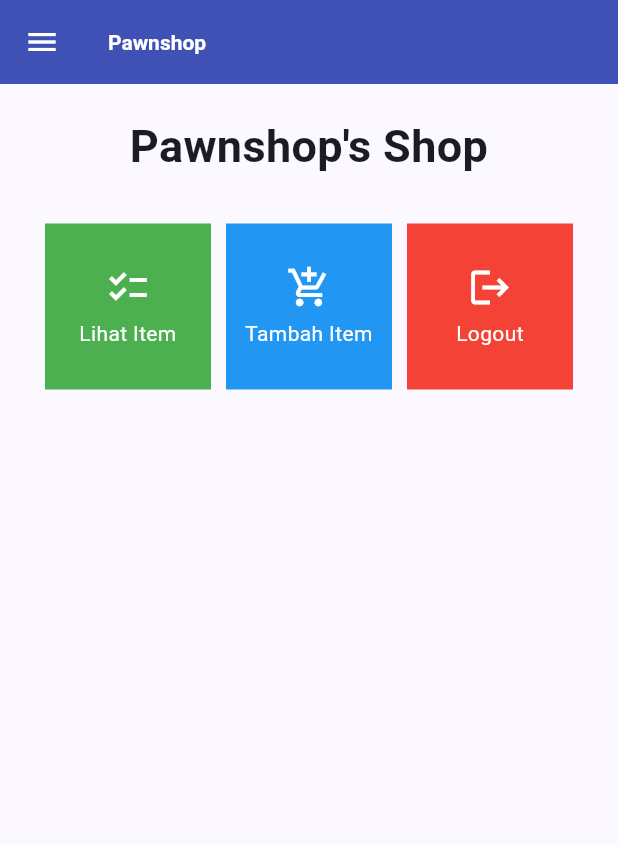
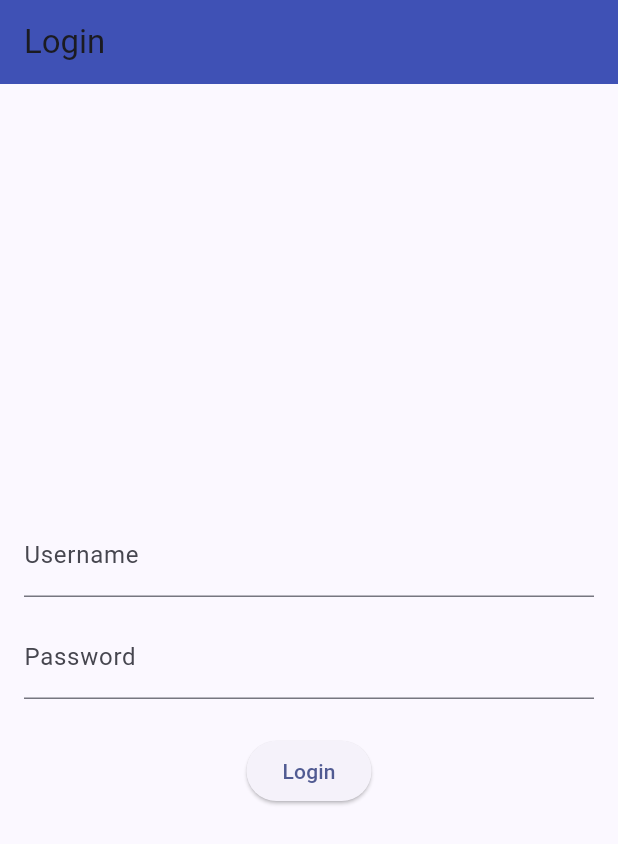
Before and after one commit to Deacher/pawnshop-mobile, a Flutter app: the screen it shows after launch, on a phone screen of 412 x 824 dp. Shown: the top 844 px of the screen. Run offline on Flutter 3.47's test engine with Material 2 defaults, Android fonts, the phone set to English and light mode, and no system bars; missing offline and left inert: pbp_django_auth.

Commit message:
commit for tugas 9

```diff
--- a/lib/main.dart
+++ b/lib/main.dart
@@ -1,5 +1,8 @@
 import 'package:flutter/material.dart';
+import 'package:pawnshop/screens/login.dart';
 import 'package:pawnshop/screens/menu.dart';
+import 'package:pbp_django_auth/pbp_django_auth.dart';
+import 'package:provider/provider.dart';
 
 void main() {
   runApp(const MyApp());
@@ -11,7 +14,12 @@
   // This widget is the root of your application.
   @override
   Widget build(BuildContext context) {
-    return MaterialApp(
+    return Provider(
+      create: (_) {
+                CookieRequest request = CookieRequest();
+                return request;
+            },
+      child: MaterialApp(
         title: 'Flutter Demo',
         theme: ThemeData(
           // This is the theme of your application.
@@ -35,7 +43,8 @@
           ),
           useMaterial3: true,
         ),
-      home: MyHomePage(),
+        home: LoginPage(),
+      ),
     );
   }
 }
--- /dev/null
+++ b/lib/screens/login.dart
@@ -0,0 +1,113 @@
+import 'package:pawnshop/screens/menu.dart';
+import 'package:flutter/material.dart';
+import 'package:pbp_django_auth/pbp_django_auth.dart';
+import 'package:provider/provider.dart';
+
+void main() {
+    runApp(const LoginApp());
+}
+
+class LoginApp extends StatelessWidget {
+const LoginApp({super.key});
+
+@override
+Widget build(BuildContext context) {
+    return MaterialApp(
+        title: 'Login',
+        theme: ThemeData(
+            primarySwatch: Colors.blue,
+    ),
+    home: const LoginPage(),
+    );
+    }
+}
+
+class LoginPage extends StatefulWidget {
+    const LoginPage({super.key});
+
+    @override
+    _LoginPageState createState() => _LoginPageState();
+}
+
+class _LoginPageState extends State<LoginPage> {
+    final TextEditingController _usernameController = TextEditingController();
+    final TextEditingController _passwordController = TextEditingController();
+
+    @override
+    Widget build(BuildContext context) {
+        final request = context.watch<CookieRequest>();
+        return Scaffold(
+            appBar: AppBar(
+                title: const Text('Login'),
+            ),
+            body: Container(
+                padding: const EdgeInsets.all(16.0),
+                child: Column(
+                    mainAxisAlignment: MainAxisAlignment.center,
+                    children: [
+                        TextField(
+                            controller: _usernameController,
+                            decoration: const InputDecoration(
+                                labelText: 'Username',
+                            ),
+                        ),
+                        const SizedBox(height: 12.0),
+                        TextField(
+                            controller: _passwordController,
+                            decoration: const InputDecoration(
+                                labelText: 'Password',
+                            ),
+                            obscureText: true,
+                        ),
+                        const SizedBox(height: 24.0),
+                        ElevatedButton(
+                            onPressed: () async {
+                                String username = _usernameController.text;
+                                String password = _passwordController.text;
+
+                                // Cek kredensial
+                                // Untuk menyambungkan Android emulator dengan Django pada localhost,
+                                // gunakan URL http://10.0.2.2/
+                                final response = await request.login("http://localhost:8000/auth/login/", {
+                                'username': username,
+                                'password': password,
+                                });
+
+                                if (request.loggedIn) {
+                                    String message = response['message'];
+                                    String uname = response['username'];
+                                    Navigator.pushReplacement(
+                                        context,
+                                        MaterialPageRoute(builder: (context) => MyHomePage()),
+                                    );
+                                    ScaffoldMessenger.of(context)
+                                        ..hideCurrentSnackBar()
+                                        ..showSnackBar(
+                                            SnackBar(content: Text("$message Selamat datang, $uname.")));
+                                    } else {
+                                    showDialog(
+                                        context: context,
+                                        builder: (context) => AlertDialog(
+                                            title: const Text('Login Gagal'),
+                                            content:
+                                                Text(response['message']),
+                                            actions: [
+                                                TextButton(
+                                                    child: const Text('OK'),
+                                                    onPressed: () {
+                                                        Navigator.pop(context);
+                                                    },
+                                                ),
+                                            ],
+                                        ),
+                                    );
+                                }
+                            },
+                            child: const Text('Login'),
+                        ),
+                    ],
+                ),
+            ),
+        );
+    }
+}
--- a/pubspec.yaml
+++ b/pubspec.yaml
@@ -35,6 +35,9 @@
   # The following adds the Cupertino Icons font to your application.
   # Use with the CupertinoIcons class for iOS style icons.
   cupertino_icons: ^1.0.2
+  provider: ^6.1.1
+  pbp_django_auth: ^0.4.0
+  http: ^1.1.0
 
 dev_dependencies:
   flutter_test:
```
Also changed, not shown: lib/models/products.dart (added, +77 -0 lines), lib/screens/list_product.dart (added, +108 -0 lines), lib/screens/pawnshop_form.dart (+115 -46 lines), lib/screens/per_item.dart (added, +55 -0 lines), lib/widgets/left_drawer.dart (+5 -9 lines), lib/widgets/shop_card.dart (+28 -5 lines), pubspec.lock, 2 other files. Lines whose indentation alone changed are shown as unchanged.
